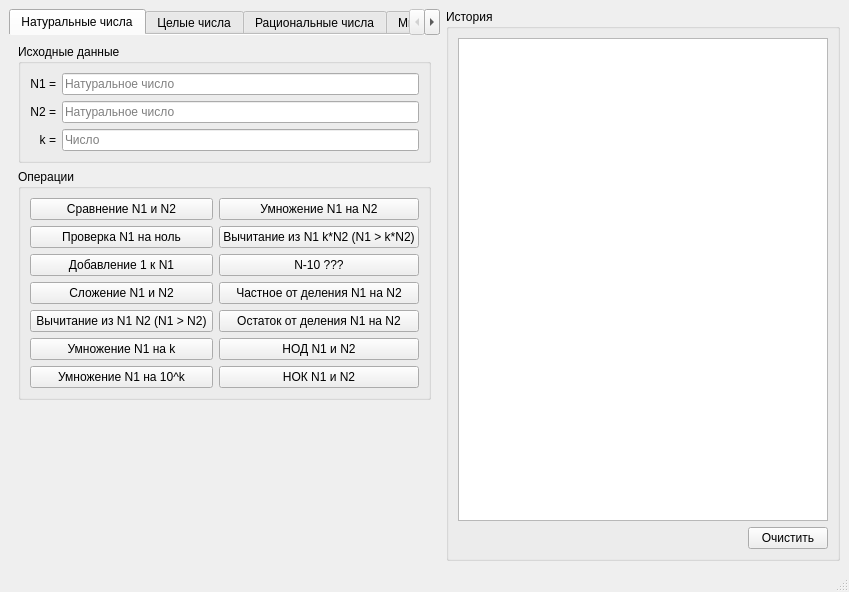
First picture: the form in mainwin.ui, repository mshutenkov/dmath, before the edit.
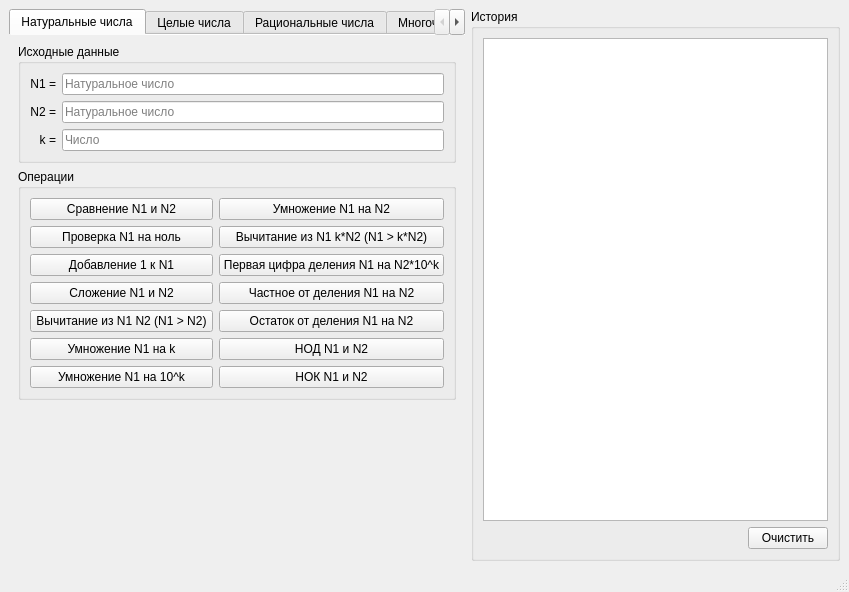
Second picture: the form after the edit.

Commit message: fix N-10 button label

```diff
--- a/mainwin.ui
+++ b/mainwin.ui
@@ -144,7 +144,7 @@
            <item row="2" column="1">
             <widget class="QPushButton" name="btn_n_divnd">
              <property name="text">
-              <string>N-10 ???</string>
+              <string>Первая цифра деления N1 на N2*10^k</string>
              </property>
             </widget>
            </item>
```
